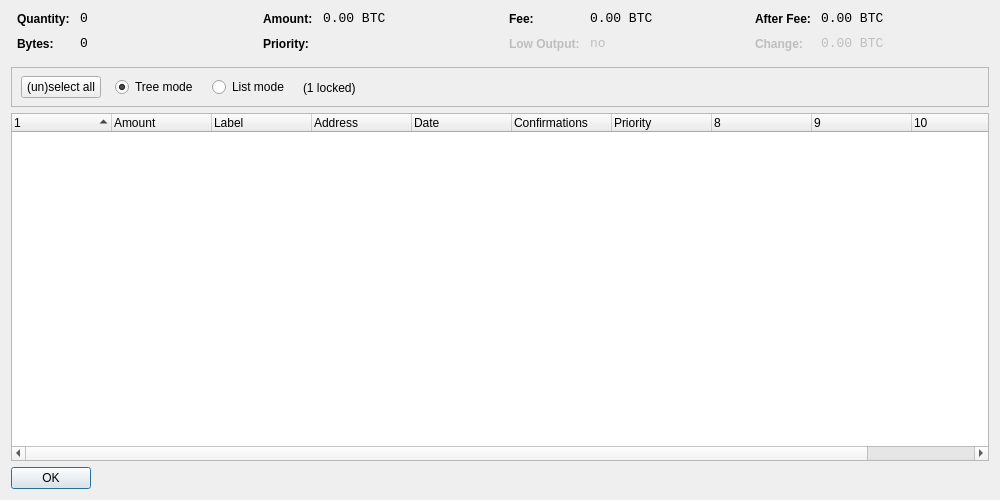
First picture: the form in src/qt/forms/coincontroldialog.ui, repository Xyb0rg/caishen, before the edit.
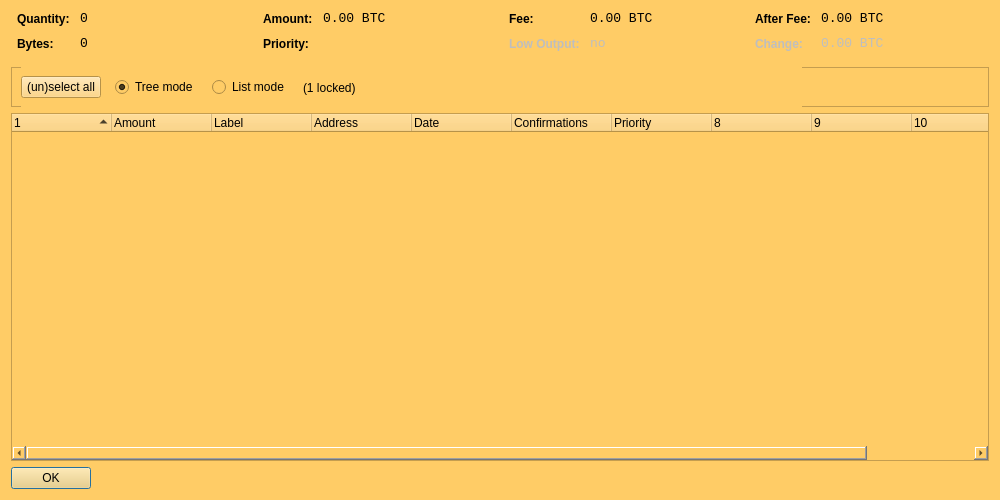
Second picture: the form after the edit. Custom widgets are drawn as their Qt base class.

Patch:
```diff
--- a/src/qt/forms/coincontroldialog.ui
+++ b/src/qt/forms/coincontroldialog.ui
@@ -13,6 +13,10 @@
   <property name="windowTitle">
    <string>Coin Control</string>
   </property>
+  <property name="styleSheet">
+   <string notr="true">background-color: rgb(255, 204, 102);
+alternate-background-color: rgb(255, 204, 102);</string>
+  </property>
   <layout class="QVBoxLayout" name="verticalLayout">
    <item>
     <layout class="QHBoxLayout" name="horizontalLayoutTop" stretch="0,0,0,0">
```
